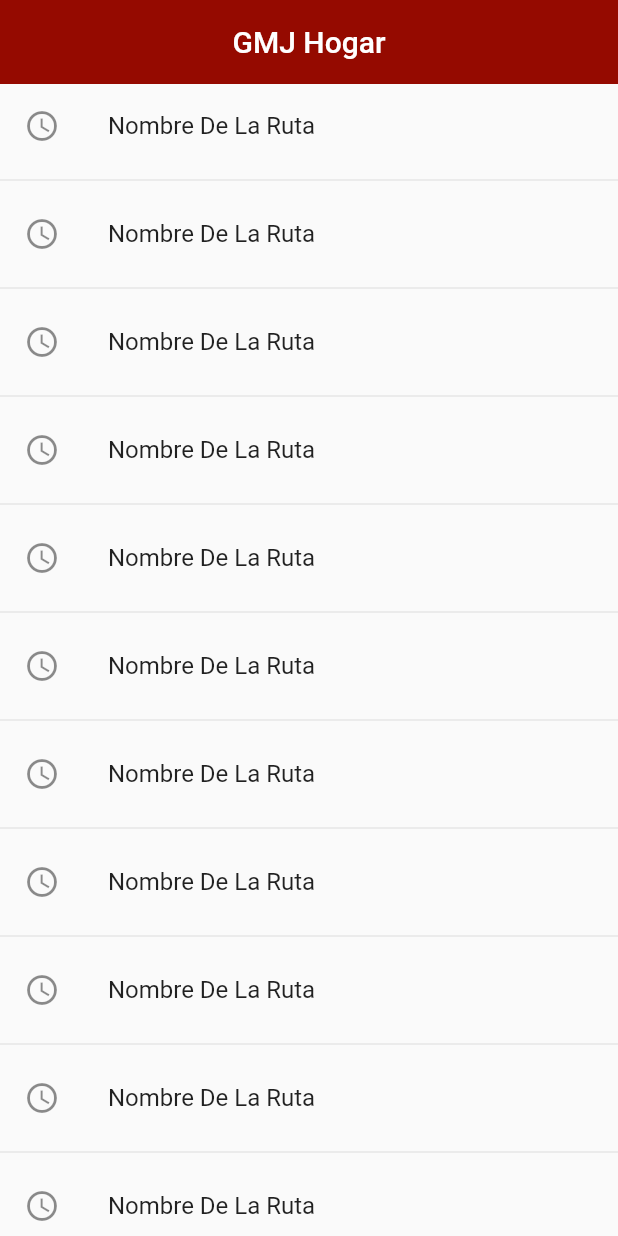
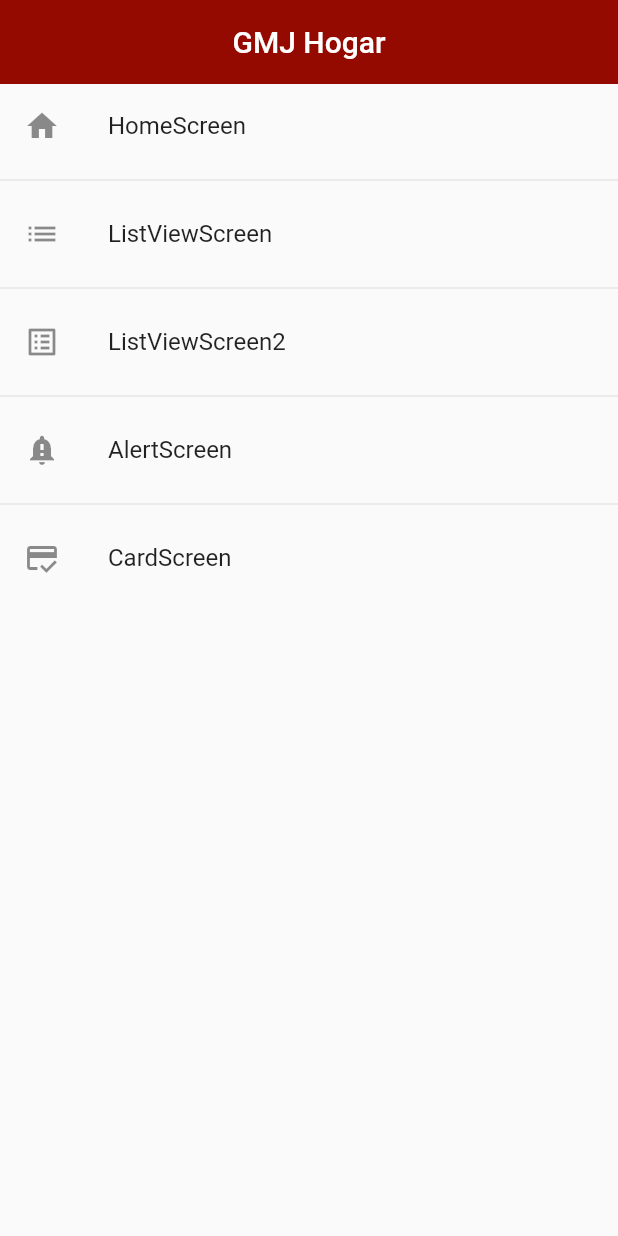
Before and after one commit to 4rtemis-25/project_1, a Flutter app: the screen it shows after launch, on a phone screen of 412 x 824 dp. Run offline on Flutter 3.47's test engine with Material 2 defaults, Android fonts, the phone set to English and light mode, and no system bars.

Commit message:
Creacion de cards y themes

```diff
--- a/lib/Screens/home_screen.dart
+++ b/lib/Screens/home_screen.dart
@@ -1,4 +1,5 @@
 import 'package:flutter/material.dart';
+import 'package:project_1/routes/app_routes.dart';
 
 class HomeScreen extends StatelessWidget {
 
@@ -6,17 +7,17 @@ class HomeScreen extends StatelessWidget {
 
   @override
   Widget build(BuildContext context) {
+
+    final menuOptions = AppRoutes.menuOptions;
+
     return Scaffold(
       appBar: AppBar(
         title: const Text('GMJ Hogar'),
-        backgroundColor: const Color.fromARGB(255, 149, 10, 0),
-        centerTitle: true,
-        elevation: 0,
       ),
       body: ListView.separated(
         itemBuilder: (context, index) => ListTile(
-          leading: const Icon( Icons.access_time_outlined ),
-          title: const Text('Nombre De La Ruta'),
+          leading: Icon( menuOptions[index].icon ),
+          title: Text(menuOptions[index].name),
           onTap: () {
             // final route = MaterialPageRoute(
             //   builder: (context) => const ListViewScreen()
@@ -24,11 +25,11 @@ class HomeScreen extends StatelessWidget {
 
             //   Navigator.push(context, route);
 
-            Navigator.pushNamed(context, 'card');
+            Navigator.pushNamed(context, menuOptions[index].route);
           },
         ),
         separatorBuilder: ( _ , __) => const Divider(),
-        itemCount: 100,
+        itemCount: AppRoutes.menuOptions.length,
       ),
     );
   }
--- a/lib/Screens/listview_screen.dart
+++ b/lib/Screens/listview_screen.dart
@@ -15,8 +15,6 @@ class ListViewScreen extends StatelessWidget {
     return Scaffold(
       appBar: AppBar(
         title: const Text('Opciones'),
-        centerTitle: true,
-        backgroundColor: const Color.fromARGB(255, 149, 10, 0),
       ),
       body: ListView(
         children: [
--- a/lib/Screens/listview_screen2.dart
+++ b/lib/Screens/listview_screen2.dart
@@ -16,16 +16,14 @@ class ListViewScreen2 extends StatelessWidget {
       appBar: AppBar(
         title: const Text('Opciones'),
         centerTitle: true,
-        backgroundColor: const Color.fromARGB(255, 149, 10, 0),
       ),
       body: ListView.separated(
         itemCount: options.length,
         itemBuilder: (context, index) => ListTile(
           title: Text(options[index]),
-          trailing: const Icon(Icons.arrow_forward_ios_outlined, color: Color.fromARGB(255, 149, 10, 0),),
+          trailing: const Icon(Icons.arrow_forward_ios_outlined),
           onTap: () {
             final game = options[index];
-            print(game);
           },
         ),
         separatorBuilder: ( _ , __) => const Divider(),
--- a/lib/main.dart
+++ b/lib/main.dart
@@ -1,6 +1,6 @@
 import 'package:flutter/material.dart';
-import 'package:project_1/Screens/screens.dart';
 import 'package:project_1/routes/app_routes.dart';
+import 'package:project_1/theme/app_theme.dart';
 
 
 void main() => runApp(const MyApp());
@@ -14,8 +14,9 @@ class MyApp extends StatelessWidget {
       debugShowCheckedModeBanner: false,
       title: 'Material App',
       initialRoute: AppRoutes.initialRoute,
-      routes: AppRoutes.routes,
-      onGenerateRoute: AppRoutes.onGenerateRoute
+      routes: AppRoutes.getAppRoutes(),
+      onGenerateRoute: AppRoutes.onGenerateRoute,
+      theme: AppTheme.lightTheme
     );
   }
 }
--- a/lib/routes/app_routes.dart
+++ b/lib/routes/app_routes.dart
@@ -1,16 +1,38 @@
 import 'package:flutter/material.dart';
 import 'package:project_1/Screens/screens.dart';
+import 'package:project_1/models/menu_option.dart';
 
 class AppRoutes {
   static const initialRoute = 'home';
 
-  static Map<String, Widget Function(BuildContext)> routes = {
-    'home': (BuildContext context) => const HomeScreen(),
-    'listview': (BuildContext context) => const ListViewScreen(),
-    'listview2': (BuildContext context) => const ListViewScreen2(),
-    'alert': (BuildContext context) => const AlertScreen(),
-    'card': (BuildContext context) => const CardScreen(),
-  };
+  static final menuOptions = <MenuOption>[
+    MenuOption(route: 'home', name: 'HomeScreen', screen: const HomeScreen(), icon: Icons.home),
+    MenuOption(route: 'listview', name: 'ListViewScreen', screen: const ListViewScreen(), icon: Icons.list),
+    MenuOption(route: 'listview2', name: 'ListViewScreen2', screen: const ListViewScreen2(), icon: Icons.list_alt),
+    MenuOption(route: 'alert', name: 'AlertScreen', screen: const AlertScreen(), icon: Icons.notification_important),
+    MenuOption(route: 'card', name: 'CardScreen', screen: const CardScreen(), icon: Icons.credit_score)
+  ];
+
+  static Map<String, Widget Function (BuildContext)> getAppRoutes() {
+
+
+    Map<String, Widget Function(BuildContext)> appRoutes = {};
+
+    for (final option in menuOptions) {
+      appRoutes.addAll({ option.route : ( BuildContext context ) => option.screen});
+    }
+
+    return appRoutes;
+
+  }
+
+  // static Map<String, Widget Function(BuildContext)> routes = {
+  //   'home': (BuildContext context) => const HomeScreen(),
+  //   'listview': (BuildContext context) => const ListViewScreen(),
+  //   'listview2': (BuildContext context) => const ListViewScreen2(),
+  //   'alert': (BuildContext context) => const AlertScreen(),
+  //   'card': (BuildContext context) => const CardScreen(),
+  // };
 
   static Route<dynamic> onGenerateRoute (RouteSettings settings) {
     return MaterialPageRoute(
--- /dev/null
+++ b/lib/theme/app_theme.dart
@@ -0,0 +1,22 @@
+import 'package:flutter/material.dart';
+
+class AppTheme {
+  static const Color primary = Color.fromARGB(255, 149, 10, 0);
+
+  static final ThemeData lightTheme = ThemeData.light().copyWith(
+      // COLOR PRIMARIO
+      primaryColor: const Color.fromARGB(255, 149, 10, 0),
+
+      //APPBAR THEME
+      appBarTheme: const AppBarTheme(
+          color: Color.fromARGB(255, 149, 10, 0),
+          elevation: 0,
+          centerTitle: true),
+
+      // TEXTBUTTON THEME
+      textButtonTheme: TextButtonThemeData(
+        style: TextButton.styleFrom( foregroundColor: primary )
+      ));
+
+
+}
--- /dev/null
+++ b/lib/widgets/widgets.dart
@@ -0,0 +1 @@
+export 'package:project_1/widgets/custom_card_1.dart';
```
Also changed, not shown: lib/Screens/card_screen.dart (+10 -3 lines), lib/widgets/custom_card_1.dart (added, +43 -0 lines).
